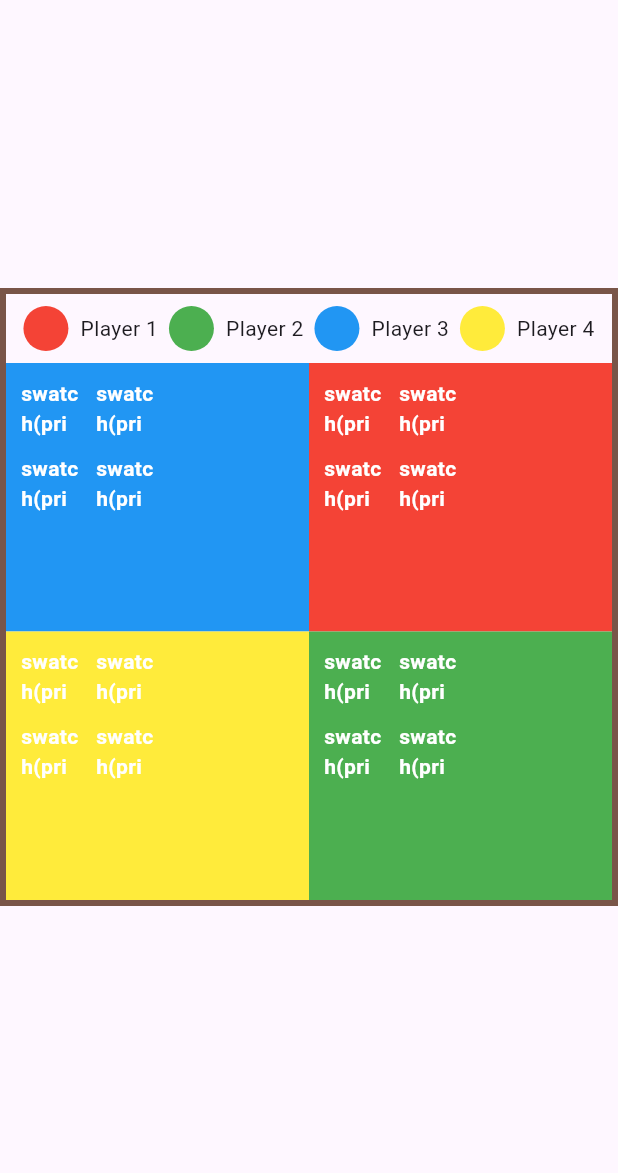
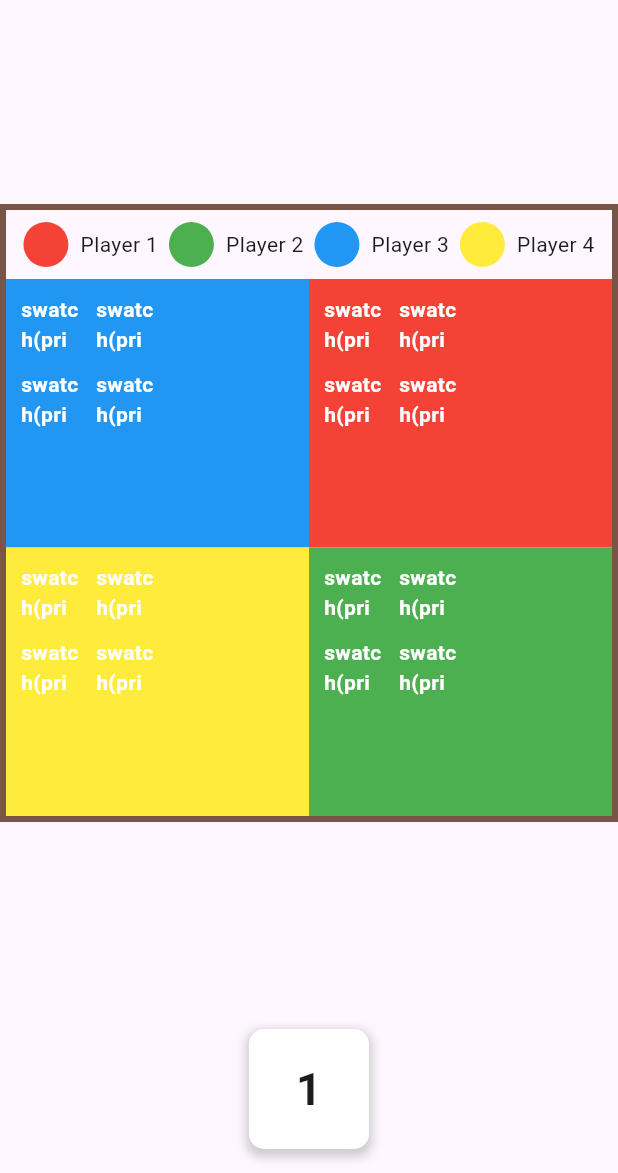
Before and after one commit to sharhan016/dream_ludo, a Flutter app: the screen it shows after launch, after a tap on "Start Game", on a phone screen of 412 x 824 dp, the part 63-1236 px from its top. Run offline on Flutter 3.47's test engine with Material 3 defaults, Android fonts, the phone set to English and light mode, and no system bars; our stand-ins replace get.

Commit message:
ui updates

```diff
--- a/lib/controllers/game_controller.dart
+++ b/lib/controllers/game_controller.dart
@@ -11,23 +11,25 @@ class GameController extends GetxController {
   late AddPlayerUseCase addPlayerUseCase;
   late InitializeTokensUseCase initializeTokensUseCase;
 
-  void startGame() {
-    gameState.value = 1;
+ @override
+  void onInit() {
+    super.onInit();
     board = Board(numberOfCells: 60, players: []);
     addPlayerUseCase = AddPlayerUseCase(board);
+  }
+
+  void startGame() {
     List<Player> players = [
-      Player(color: Colors.red, name: "Player 1", tokens: []),
-      Player(color: Colors.green, name: "Player 2", tokens: []),
-      Player(color: Colors.blue, name: "Player 3", tokens: []),
-      Player(color: Colors.yellow, name: "Player 4", tokens: []),
-    ];
-
+        Player(color: Colors.red, name: "Player 1", tokens: []),
+        Player(color: Colors.green, name: "Player 2", tokens: []),
+        Player(color: Colors.blue, name: "Player 3", tokens: []),
+        Player(color: Colors.yellow, name: "Player 4", tokens: []),
+      ];
+    initializeTokensUseCase = InitializeTokensUseCase();
     for (var player in players) {
       addPlayerUseCase(player);
+      initializeTokensUseCase(player);
     }
-    for(var player in board.players){
-      initializeTokensUseCase = InitializeTokensUseCase(player);
-      initializeTokensUseCase();
-    }
+    gameState.value = 1;
   }
 }
--- a/lib/features/board/domain/usecases/initialize_tokens_usecase.dart
+++ b/lib/features/board/domain/usecases/initialize_tokens_usecase.dart
@@ -2,11 +2,8 @@ import '../entities/player.dart';
 import '../entities/token.dart';
 
 class InitializeTokensUseCase {
-  final Player player;
+  void call(Player player) {
 
-  InitializeTokensUseCase(this.player);
-
-  void call() {
     for (int i = 1; i <= 4; i++) {
       Token token = Token(
         color: player.color,
--- /dev/null
+++ b/lib/widgets/dice_widget.dart
@@ -0,0 +1,44 @@
+import 'package:flutter/material.dart';
+import 'package:get/get.dart';
+import 'dart:math';
+
+class DiceWidget extends StatelessWidget {
+  final RxInt diceNumber = 1.obs;
+
+  DiceWidget({Key? key}) : super(key: key);
+
+  void rollDice() {
+    diceNumber.value = Random().nextInt(6) + 1;
+  }
+
+  @override
+  Widget build(BuildContext context) {
+    return GestureDetector(
+      onTap: rollDice,
+      child: Obx(
+        () => Container(
+          width: 80,
+          height: 80,
+          decoration: BoxDecoration(
+            color: Colors.white,
+            borderRadius: BorderRadius.circular(10),
+            boxShadow: [
+              BoxShadow(
+                color: Colors.grey.withOpacity(0.5),
+                spreadRadius: 2,
+                blurRadius: 5,
+                offset: const Offset(0, 3),
+              ),
+            ],
+          ),
+          child: Center(
+            child: Text(
+              diceNumber.value.toString(),
+              style: const TextStyle(fontSize: 30, fontWeight: FontWeight.bold),
+            ),
+          ),
+        ),
+      ),
+    );
+  }
+}
--- a/lib/widgets/game_screen.dart
+++ b/lib/widgets/game_screen.dart
@@ -1,6 +1,7 @@
 import 'package:flutter/material.dart';
 import 'package:get/get.dart';
 import '../controllers/game_controller.dart';
+import 'dice_widget.dart';
 import 'board_widget.dart';
 
 class GameScreen extends StatelessWidget {
@@ -18,8 +19,18 @@ class GameScreen extends StatelessWidget {
                 },
                 child: const Text('Start Game'),
               ),
-            )
-          : const BoardWidget(),
+            ) :
+          Column(
+            children: [
+              const Expanded(child: BoardWidget()),
+              Padding(
+                padding: const EdgeInsets.all(16.0),
+                child: DiceWidget(),
+              ),
+
+            ],
+          )
+        ,
     );
   }
 }
```
